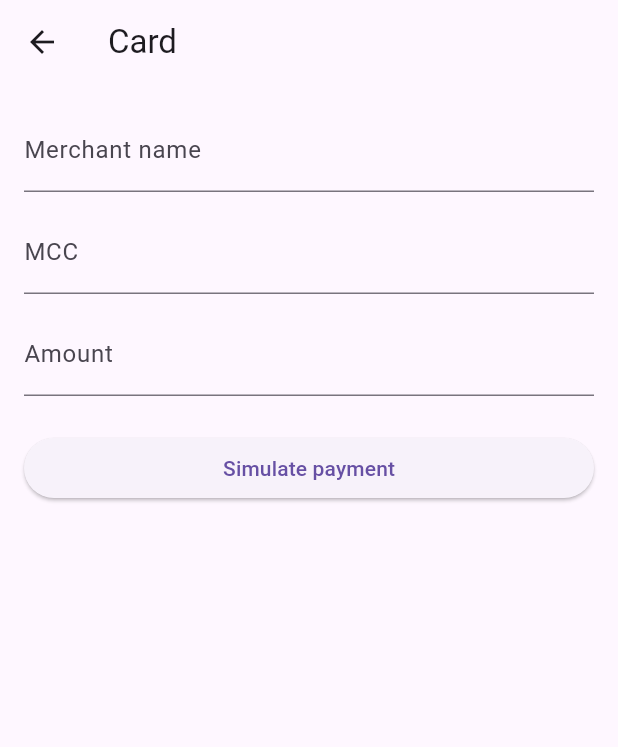
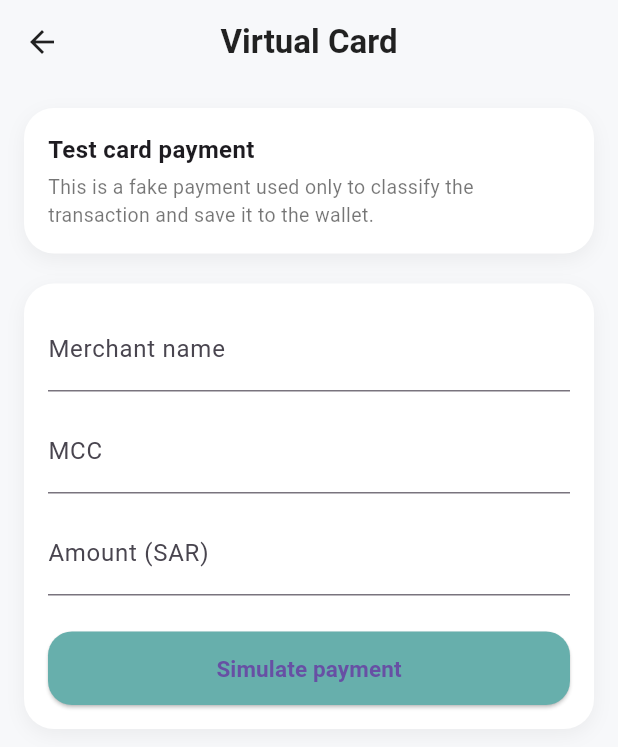
Before and after one commit to Alanoud-k/2025_GP_24, a Flutter app: the ChildCardScreen screen opened directly with empty values, on a phone screen of 412 x 824 dp. Shown: the top 747 px of the screen. Run offline on Flutter 3.47's test engine with Material 3 defaults, Android fonts, the phone set to English and light mode, and no system bars; our stand-ins replace fl_chart, flutter_svg, shared_preferences; accounts and stored records are empty.

Commit message:
Card page

```diff
--- a/lib/features/child/pages/child_card_screen.dart
+++ b/lib/features/child/pages/child_card_screen.dart
@@ -4,12 +4,14 @@ import 'package:http/http.dart' as http;
 
 class ChildCardScreen extends StatefulWidget {
   final int childId;
+  final int receiverAccountId; // child spending account id
   final String token;
   final String baseUrl;
 
   const ChildCardScreen({
     super.key,
     required this.childId,
+    required this.receiverAccountId,
     required this.token,
     required this.baseUrl,
   });
@@ -25,6 +27,8 @@ class _ChildCardScreenState extends State<ChildCardScreen> {
 
   bool isLoading = false;
   String? lastCategory;
+  double? lastAmount;
+  String? lastMerchant;
 
   Future<void> _simulatePayment() async {
     final amountText = amountController.text.trim();
@@ -61,11 +65,12 @@ class _ChildCardScreenState extends State<ChildCardScreen> {
         uri,
         headers: {
           "Content-Type": "application/json",
-          // إذا API عندكم يحتاج توكن:
+          // Add token header if backend requires it
           // "Authorization": "Bearer ${widget.token}",
         },
         body: jsonEncode({
           "childId": widget.childId,
+          "receiverAccountId": widget.receiverAccountId,
           "amount": amount,
           "merchantName": merchant,
           "mcc": mcc,
@@ -81,11 +86,18 @@ class _ChildCardScreenState extends State<ChildCardScreen> {
 
       setState(() {
         lastCategory = category;
+        lastAmount = amount;
+        lastMerchant = merchant;
       });
 
       ScaffoldMessenger.of(context).showSnackBar(
         SnackBar(content: Text("Transaction saved. Category: $category")),
       );
+
+      // Optional: clear fields after success
+      amountController.clear();
+      merchantController.clear();
+      mccController.clear();
     } catch (e) {
       ScaffoldMessenger.of(context).showSnackBar(
         SnackBar(content: Text("Error: $e")),
@@ -107,19 +119,89 @@ class _ChildCardScreenState extends State<ChildCardScreen> {
 
   @override
   Widget build(BuildContext context) {
+    const bgColor = Color(0xffF7F8FA);
+    const cardColor = Colors.white;
+    const primary = Color(0xFF67AFAC);
+
     return Scaffold(
+      backgroundColor: bgColor,
       appBar: AppBar(
-        title: const Text("Card"),
+        elevation: 0,
+        backgroundColor: bgColor,
+        foregroundColor: Colors.black87,
+        title: const Text(
+          "Virtual Card",
+          style: TextStyle(
+            fontWeight: FontWeight.w600,
           ),
-      body: Padding(
+        ),
+        centerTitle: true,
+      ),
+      body: SingleChildScrollView(
         padding: const EdgeInsets.all(16),
         child: Column(
           crossAxisAlignment: CrossAxisAlignment.start,
+          children: [
+            // Top info card
+            Container(
+              width: double.infinity,
+              padding: const EdgeInsets.all(16),
+              decoration: BoxDecoration(
+                color: cardColor,
+                borderRadius: BorderRadius.circular(20),
+                boxShadow: [
+                  BoxShadow(
+                    blurRadius: 10,
+                    offset: const Offset(0, 4),
+                    color: Colors.black.withOpacity(0.05),
+                  ),
+                ],
+              ),
+              child: const Column(
+                crossAxisAlignment: CrossAxisAlignment.start,
+                children: [
+                  Text(
+                    "Test card payment",
+                    style: TextStyle(
+                      fontSize: 16,
+                      fontWeight: FontWeight.w600,
+                    ),
+                  ),
+                  SizedBox(height: 4),
+                  Text(
+                    "This is a fake payment used only to classify the transaction and save it to the wallet.",
+                    style: TextStyle(
+                      fontSize: 13,
+                      color: Colors.black54,
+                    ),
+                  ),
+                ],
+              ),
+            ),
+            const SizedBox(height: 20),
+
+            // Form card
+            Container(
+              width: double.infinity,
+              padding: const EdgeInsets.all(16),
+              decoration: BoxDecoration(
+                color: cardColor,
+                borderRadius: BorderRadius.circular(20),
+                boxShadow: [
+                  BoxShadow(
+                    blurRadius: 10,
+                    offset: const Offset(0, 4),
+                    color: Colors.black.withOpacity(0.05),
+                  ),
+                ],
+              ),
+              child: Column(
                 children: [
                   TextField(
                     controller: merchantController,
                     decoration: const InputDecoration(
                       labelText: "Merchant name",
+                      hintText: "e.g. STARBUCKS RIYADH",
                     ),
                   ),
                   const SizedBox(height: 12),
@@ -128,14 +210,17 @@ class _ChildCardScreenState extends State<ChildCardScreen> {
                     keyboardType: TextInputType.number,
                     decoration: const InputDecoration(
                       labelText: "MCC",
+                      hintText: "e.g. 5814",
                     ),
                   ),
                   const SizedBox(height: 12),
                   TextField(
                     controller: amountController,
-              keyboardType: TextInputType.number,
+                    keyboardType:
+                        const TextInputType.numberWithOptions(decimal: true),
                     decoration: const InputDecoration(
-                labelText: "Amount",
+                      labelText: "Amount (SAR)",
+                      hintText: "e.g. 30.50",
                     ),
                   ),
                   const SizedBox(height: 24),
@@ -143,12 +228,75 @@ class _ChildCardScreenState extends State<ChildCardScreen> {
                     width: double.infinity,
                     child: ElevatedButton(
                       onPressed: isLoading ? null : _simulatePayment,
-                child: Text(isLoading ? "Processing..." : "Simulate payment"),
+                      style: ElevatedButton.styleFrom(
+                        backgroundColor: primary,
+                        padding: const EdgeInsets.symmetric(vertical: 14),
+                        shape: RoundedRectangleBorder(
+                          borderRadius: BorderRadius.circular(16),
                         ),
                       ),
-            const SizedBox(height: 16),
+                      child: Text(
+                        isLoading ? "Processing..." : "Simulate payment",
+                        style: const TextStyle(
+                          fontWeight: FontWeight.w600,
+                          fontSize: 15,
+                        ),
+                      ),
+                    ),
+                  ),
+                ],
+              ),
+            ),
+
+            const SizedBox(height: 20),
+
             if (lastCategory != null)
-              Text("Last category: $lastCategory"),
+              Container(
+                width: double.infinity,
+                padding: const EdgeInsets.all(16),
+                decoration: BoxDecoration(
+                  color: cardColor,
+                  borderRadius: BorderRadius.circular(20),
+                  boxShadow: [
+                    BoxShadow(
+                      blurRadius: 10,
+                      offset: const Offset(0, 4),
+                      color: Colors.black.withOpacity(0.05),
+                    ),
+                  ],
+                ),
+                child: Column(
+                  crossAxisAlignment: CrossAxisAlignment.start,
+                  children: [
+                    const Text(
+                      "Last simulated transaction",
+                      style: TextStyle(
+                        fontSize: 15,
+                        fontWeight: FontWeight.w600,
+                      ),
+                    ),
+                    const SizedBox(height: 8),
+                    if (lastMerchant != null)
+                      Text(
+                        "Merchant: $lastMerchant",
+                        style: const TextStyle(fontSize: 13),
+                      ),
+                    if (lastAmount != null)
+                      Text(
+                        "Amount: ${lastAmount!.toStringAsFixed(2)} SAR",
+                        style: const TextStyle(fontSize: 13),
+                      ),
+                    Text(
+                      "Category: $lastCategory",
+                      style: const TextStyle(
+                        fontSize: 13,
+                        color: primary,
+                        fontWeight: FontWeight.w600,
+                      ),
+                    ),
+                  ],
+                ),
+              ),
           ],
         ),
       ),
```
Also changed, not shown: lib/features/child/services/transaction_service.dart (added, +35 -0 lines), lib/features/child/widgets/child_shell.dart (+22 -8 lines), 2 other files. Lines whose indentation alone changed are shown as unchanged.
